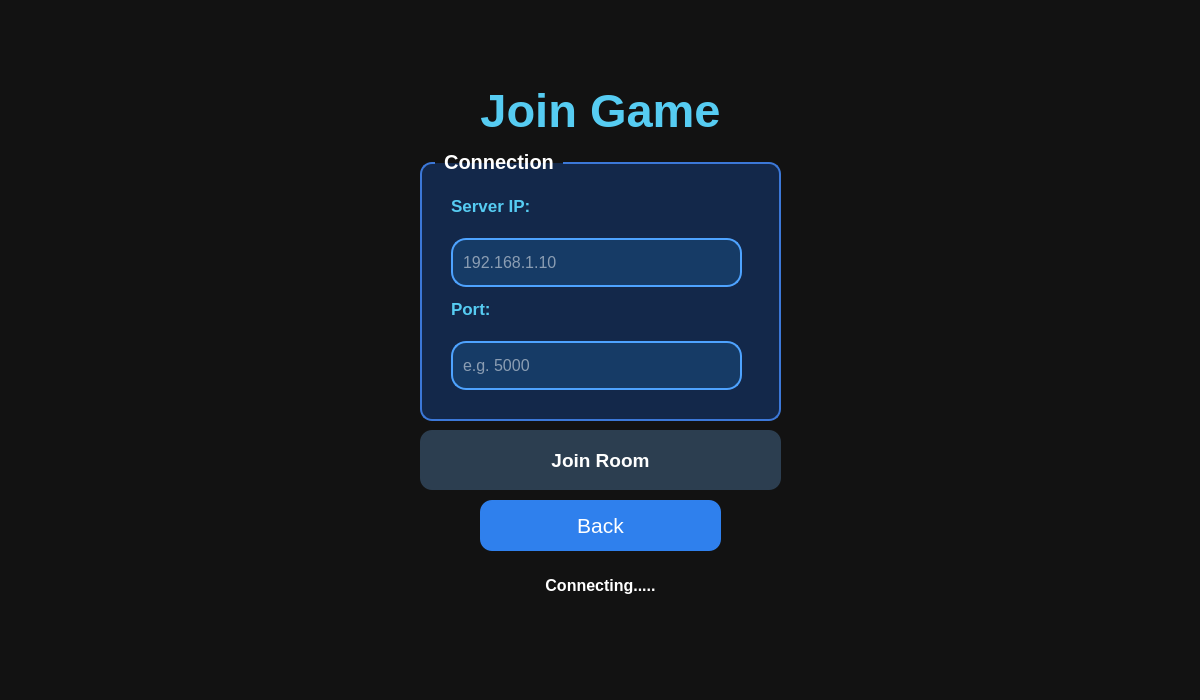
Above: Platwo/guestwindow.ui from Carbon-128X/CarbonApollo-PlaTwo before the change. Below: the same form after it.
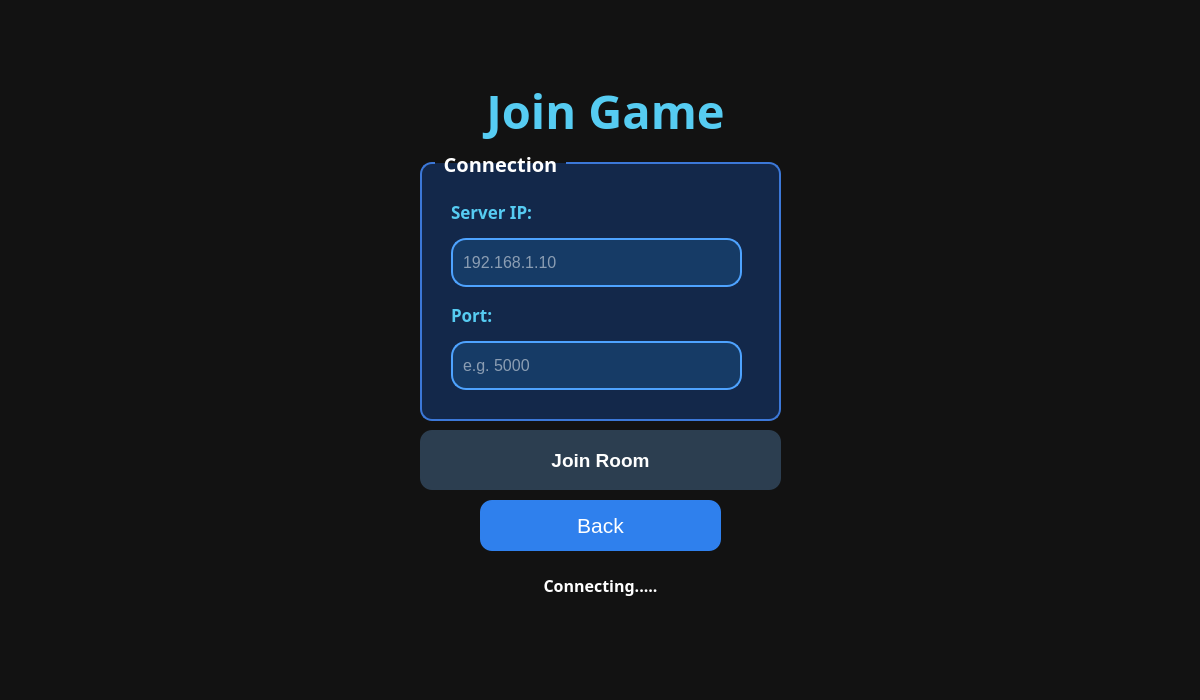
That is the form after the change.

What changed in the file:
```diff
--- a/Platwo/guestwindow.ui
+++ b/Platwo/guestwindow.ui
@@ -10,6 +10,12 @@
     <height>700</height>
    </rect>
   </property>
+  <property name="maximumSize">
+   <size>
+    <width>1200</width>
+    <height>700</height>
+   </size>
+  </property>
   <property name="windowTitle">
    <string>Form</string>
   </property>
@@ -21,18 +27,20 @@
     <rect>
      <x>20</x>
      <y>70</y>
-     <width>1161</width>
+     <width>1171</width>
      <height>81</height>
     </rect>
    </property>
    <property name="font">
     <font>
+     <family>Sitka Text</family>
      <pointsize>35</pointsize>
      <bold>true</bold>
     </font>
    </property>
    <property name="styleSheet">
-    <string notr="true">color:#56CCF2;</string>
+    <string notr="true">color:#56CCF2;
+background:transparent;</string>
    </property>
    <property name="text">
     <string>Join Game</string>
@@ -50,6 +58,13 @@
      <height>271</height>
     </rect>
    </property>
+   <property name="font">
+    <font>
+     <family>Sitka Text</family>
+     <pointsize>-1</pointsize>
+     <bold>true</bold>
+    </font>
+   </property>
    <property name="styleSheet">
     <string notr="true">QGroupBox{
     color:white;
@@ -78,12 +93,13 @@
      <rect>
       <x>31</x>
       <y>41</y>
-      <width>100</width>
-      <height>30</height>
+      <width>121</width>
+      <height>41</height>
      </rect>
     </property>
     <property name="font">
      <font>
+      <family>Sitka Text</family>
       <pointsize>13</pointsize>
       <bold>true</bold>
      </font>
@@ -168,12 +184,13 @@
      <rect>
       <x>31</x>
       <y>144</y>
-      <width>51</width>
-      <height>30</height>
+      <width>61</width>
+      <height>41</height>
      </rect>
     </property>
     <property name="font">
      <font>
+      <family>Sitka Text</family>
       <pointsize>13</pointsize>
       <bold>true</bold>
      </font>
@@ -302,12 +319,14 @@
    </property>
    <property name="font">
     <font>
+     <family>Sitka Text</family>
      <pointsize>12</pointsize>
      <bold>true</bold>
     </font>
    </property>
    <property name="styleSheet">
-    <string notr="true">color:white;</string>
+    <string notr="true">color:white;
+background:transparent;</string>
    </property>
    <property name="text">
     <string>Connecting.....</string>
```
